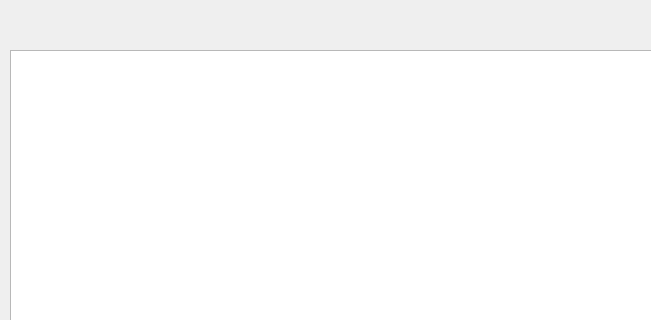
Old version of the form CODIFICACIÓN/Ragnarok/levelwindow.ui in the repository 29022020/PROYECTO-FINAL; both pictures show x 0 to 651 and y 0 to 320 of the 1300 by 823 pixel window.
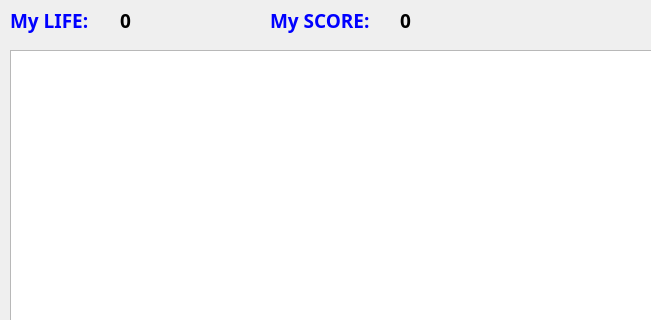
New version of the form.

```diff
--- a/CODIFICACIÓN/Ragnarok/levelwindow.ui
+++ b/CODIFICACIÓN/Ragnarok/levelwindow.ui
@@ -24,6 +24,90 @@
      </rect>
     </property>
    </widget>
+   <widget class="QLabel" name="MyLevel">
+    <property name="geometry">
+     <rect>
+      <x>10</x>
+      <y>0</y>
+      <width>101</width>
+      <height>41</height>
+     </rect>
+    </property>
+    <property name="font">
+     <font>
+      <family>Nunito Black</family>
+      <pointsize>14</pointsize>
+      <weight>75</weight>
+      <bold>true</bold>
+     </font>
+    </property>
+    <property name="text">
+     <string>&lt;html&gt;&lt;head/&gt;&lt;body&gt;&lt;p&gt;&lt;span style=&quot; color:#0000ff;&quot;&gt;My LIFE:&lt;/span&gt;&lt;/p&gt;&lt;/body&gt;&lt;/html&gt;</string>
+    </property>
+   </widget>
+   <widget class="QLabel" name="MyScore">
+    <property name="geometry">
+     <rect>
+      <x>270</x>
+      <y>0</y>
+      <width>131</width>
+      <height>41</height>
+     </rect>
+    </property>
+    <property name="font">
+     <font>
+      <family>Nunito Black</family>
+      <pointsize>14</pointsize>
+      <weight>75</weight>
+      <bold>true</bold>
+     </font>
+    </property>
+    <property name="text">
+     <string>&lt;html&gt;&lt;head/&gt;&lt;body&gt;&lt;p&gt;&lt;span style=&quot; color:#0000ff;&quot;&gt;My SCORE:&lt;/span&gt;&lt;/p&gt;&lt;/body&gt;&lt;/html&gt;</string>
+    </property>
+   </widget>
+   <widget class="QLabel" name="MyLevelValue">
+    <property name="geometry">
+     <rect>
+      <x>120</x>
+      <y>0</y>
+      <width>101</width>
+      <height>41</height>
+     </rect>
+    </property>
+    <property name="font">
+     <font>
+      <family>Nunito Black</family>
+      <pointsize>14</pointsize>
+      <weight>75</weight>
+      <bold>true</bold>
+     </font>
+    </property>
+    <property name="text">
+     <string>0</string>
+    </property>
+   </widget>
+   <widget class="QLabel" name="MyScoreValue">
+    <property name="geometry">
+     <rect>
+      <x>400</x>
+      <y>0</y>
+      <width>101</width>
+      <height>41</height>
+     </rect>
+    </property>
+    <property name="font">
+     <font>
+      <family>Nunito Black</family>
+      <pointsize>14</pointsize>
+      <weight>75</weight>
+      <bold>true</bold>
+     </font>
+    </property>
+    <property name="text">
+     <string>0</string>
+    </property>
+   </widget>
   </widget>
   <widget class="QMenuBar" name="menubar">
    <property name="geometry">
```
